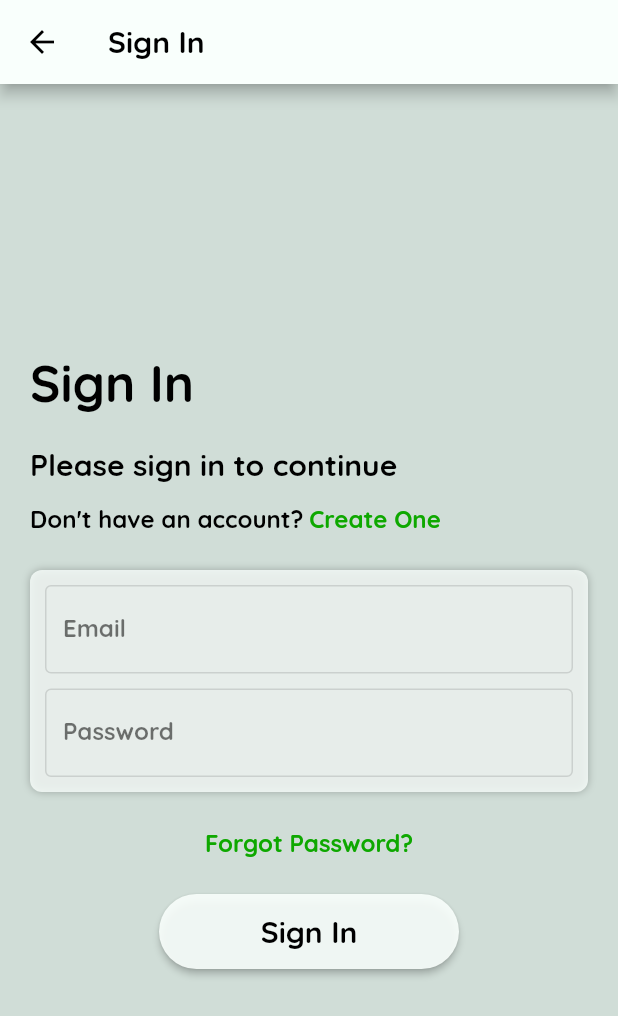
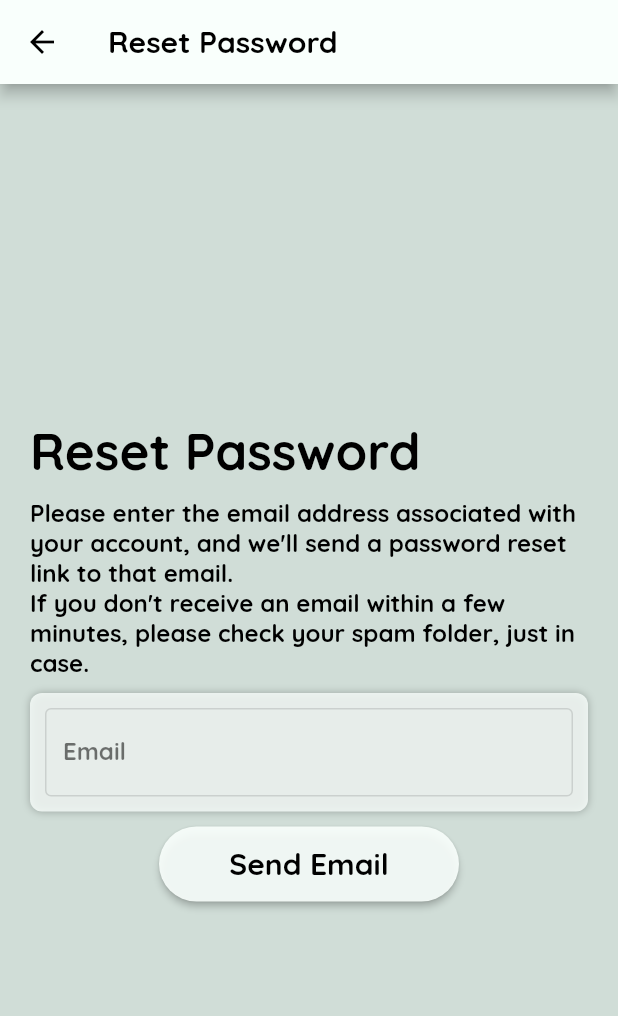
Before and after one commit to JongwonLee123/Easy_Tracker, a Flutter app: the LoginPage screen opened by its route, after a tap on "Create One", after a tap on "Sign In", after a tap on "Forgot Password?", on a phone screen of 412 x 824 dp. Shown: the top 1016 px of the screen. Run offline on Flutter 3.47's test engine with Material 2 defaults, Android fonts, the phone set to English and light mode, and no system bars; our stand-ins replace firebase_auth, firebase_database, flutter_svg; accounts and stored records are empty.

```diff
--- a/lib/main.dart
+++ b/lib/main.dart
@@ -3,14 +3,15 @@ import 'package:firebase_core/firebase_core.dart';
 import 'package:flutter/material.dart';
 
 // Local
-import 'package:easy_tracker/login.dart';
+import 'package:easy_tracker/screens/forgot_password.dart';
 import 'package:easy_tracker/screens/home.dart';
+import 'package:easy_tracker/screens/login.dart';
 import 'package:easy_tracker/screens/main_page.dart';
 import 'package:easy_tracker/screens/profile.dart';
+import 'package:easy_tracker/screens/signup.dart';
 import 'package:easy_tracker/screens/sub_pages/add_edit_page.dart';
 import 'package:easy_tracker/screens/sub_pages/expense_page.dart';
 import 'package:easy_tracker/screens/sub_pages/income_page.dart';
-import 'package:easy_tracker/signup.dart';
 import 'package:easy_tracker/utils/app_user.dart';
 import 'package:easy_tracker/utils/entry_manager.dart';
 import 'package:easy_tracker/utils/themes.dart';
@@ -36,6 +37,7 @@ class MainApp extends StatelessWidget {
         "/": (context) => const WelcomePage(),
         "/Login": (context) => const LoginPage(),
         "/Signup": (context) => const SignupPage(),
+        "/ForgotPassword": (context) => const ForgotPasswordPage(),
         "/Main": (context) {
           final AppUser d = ModalRoute.of(context)?.settings.arguments as AppUser;
           return MainPage(appUser: d); // GO HERE
--- /dev/null
+++ b/lib/screens/forgot_password.dart
@@ -0,0 +1,154 @@
+// 3rd-party Packages
+import 'package:firebase_auth/firebase_auth.dart';
+import 'package:flutter/material.dart';
+
+// Local
+import 'package:easy_tracker/utils/themes.dart';
+import 'package:easy_tracker/widgets/simple_dialog.dart';
+
+// Forgot Password Page
+
+class ForgotPasswordPage extends StatefulWidget {
+  const ForgotPasswordPage({Key? key}): super(key: key);
+
+  @override
+  State<ForgotPasswordPage> createState() => _ForgotPasswordPageState();
+}
+
+class _ForgotPasswordPageState extends State<ForgotPasswordPage> {
+  TextEditingController emailController = TextEditingController();
+
+  Future<bool> sendResetEmail(BuildContext ctx) async {
+    String eml = emailController.text.trim();
+    if (eml.isEmpty) {
+      await showSimpleDialog(
+        ctx,
+        "Please enter the email associated with your account."
+      );
+      return false;
+    }
+
+    bool successful = false;
+    showDialog(
+      context: ctx,
+      barrierDismissible: false,
+      builder: (BuildContext ctx) {
+        return const Center(
+          child: CircularProgressIndicator()
+        );
+      }
+    );
+    try {
+      await FirebaseAuth.instance.sendPasswordResetEmail(
+          email: eml,
+      );
+      successful = true;
+      if (ctx.mounted) {
+        await showSimpleDialog(ctx, "Email was sent to this email address $eml.");
+      }
+    } on FirebaseAuthException catch (e) {
+      await showSimpleDialog(ctx, e.message.toString());
+    }
+
+    if (ctx.mounted) {Navigator.of(ctx).pop();}
+    return successful;
+  }
+
+  @override
+  void dispose() {
+    emailController.dispose();
+    super.dispose();
+  }
+
+  @override
+  Widget build(BuildContext context) {
+    return Scaffold(
+      appBar: AppBar(
+        title: const Text(
+          "Reset Password",
+          style: bodyMedium,
+        ),
+        backgroundColor: fgWhite,
+        leading: BackButton(
+          onPressed: () {
+            Navigator.pop(context, true);
+          },
+          color: Colors.black,
+        ),
+      ),
+      body: Center(
+        child: SingleChildScrollView(
+          child: Container(
+            padding: const EdgeInsets.symmetric(horizontal: 20, vertical: 10),
+            child: Column(
+              mainAxisAlignment: MainAxisAlignment.center,
+              crossAxisAlignment: CrossAxisAlignment.center,
+              children: [
+                Container(
+                  alignment: Alignment.centerLeft,
+                  child: const Text(
+                    "Reset Password",
+                    style: bodyLarge,
+                  ),
+                ),
+                const SizedBox(height: 10),
+                Container(
+                    alignment: Alignment.centerLeft,
+                    child: const Column(
+                      crossAxisAlignment: CrossAxisAlignment.start,
+                      children: [
+                        Text(
+                          "Please enter the email address associated "
+                              "with your account, and we'll send a "
+                              "password reset link to that email.\n"
+                              "If you don't receive an email within "
+                              "a few minutes, please check your "
+                              "spam folder, just in case.",
+                          style: bodySmall,
+                        ),
+                      ],
+                    )
+                ),
+                const SizedBox(height: 10),
+                Container(
+                  width: double.infinity,
+                  padding: const EdgeInsets.all(10),
+                  decoration: ShapeDecoration(
+                    color: fgWhiteTransparent,
+                    shape: RoundedRectangleBorder(borderRadius: BorderRadius.circular(8)),
+                    shadows: const [generalShadow],
+                  ),
+                  child: Column(
+                    children: [
+                      SizedBox(
+                        child: TextField(
+                          controller: emailController,
+                          decoration: customInputDecoWithLabel("Email"),
+                        )
+                      ),
+                    ],
+                  ),
+                ),
+                const SizedBox(height: 10),
+                ElevatedButton(
+                  onPressed: () async {
+                    bool pop = await sendResetEmail(context);
+                    if (pop && context.mounted) {
+                      Navigator.of(context).pop();
+                    }
+                  },
+                  style: mainBtnTheme,
+                  child: const Text(
+                    'Send Email',
+                    textAlign: TextAlign.center,
+                    style: bodyMedium,
+                  ),
+                ),
+              ],
+            ),
+          ),
+        ),
+      )
+    );
+  }
+}
--- a/lib/screens/home.dart
+++ b/lib/screens/home.dart
@@ -97,7 +97,10 @@ class _HomePageState extends State<HomePage> {
               style: bodyMedium,
             ));
         } else if (data.connectionState == ConnectionState.waiting) {
-          return const Center(child: CircularProgressIndicator());
+          return const Center(
+            child: CircularProgressIndicator(
+              color: fgWhite,
+            ));
         } else {
           EntryManager dataManager = data.data as EntryManager;
           return Scaffold(
--- a/lib/signup.dart
+++ b/lib/screens/login.dart
@@ -1,80 +1,86 @@
 // 3rd-party Packages
 import 'package:firebase_auth/firebase_auth.dart';
+import 'package:firebase_database/firebase_database.dart';
 import 'package:flutter/material.dart';
 
 // Local
+import 'package:easy_tracker/utils/app_user.dart';
 import 'package:easy_tracker/utils/themes.dart';
 import 'package:easy_tracker/widgets/simple_dialog.dart';
 
-// Sign Up Page
+// Login Page
 // on error, show pop up, do nothing
-// on successful sign up, return back to WelcomePage by welcome.dart
+// on successful login, proceed to MainPage by main_page.dart
 
-// uses Navigator.pop to go back to WelcomePage
+// uses Navigator.pushReplacementNamed to prevent
+// back button from navigating back to this page
 
-class SignupPage extends StatefulWidget {
-  const SignupPage({Key? key}) : super(key: key);
+class LoginPage extends StatefulWidget {
+  const LoginPage({Key? key}) : super(key: key);
 
   @override
-  State<SignupPage> createState() => _SignupPageState();
+  State<LoginPage> createState() => _LoginPageState();
 }
 
-class _SignupPageState extends State<SignupPage> {
+class _LoginPageState extends State<LoginPage> {
   TextEditingController emailController = TextEditingController();
   TextEditingController passwordController = TextEditingController();
-  TextEditingController confirmController = TextEditingController();
 
-  Future<bool> signUp(BuildContext ctx) async {
+  Future<User?> signIn(BuildContext ctx) async {
     String eml = emailController.text.trim();
     String psd = passwordController.text.trim();
-    String confirmPsd = confirmController.text.trim();
+    User? user;
 
     // protections
     if (eml.isEmpty) {
       await showSimpleDialog(ctx, "Please enter your Email.");
-      return false;
+      return user;
     }
     if (psd.isEmpty) {
       await showSimpleDialog(ctx, "Please enter password.");
-      return false;
-    }
-    if (psd != confirmPsd) {
-      await showSimpleDialog(ctx, "Passwords do not match.");
-      return false;
+      return user;
     }
 
-    bool successful = false;
     showDialog(
       context: ctx,
       barrierDismissible: false,
       builder: (BuildContext ctx) {
-        return const Center(
-          child: CircularProgressIndicator()
-        );
+        return const Center(child: CircularProgressIndicator());
       }
     );
+
     try {
-      await FirebaseAuth.instance.createUserWithEmailAndPassword(
+      FirebaseAuth auth = FirebaseAuth.instance;
+      final UserCredential uC = await auth.signInWithEmailAndPassword(
         email: eml,
         password: psd
       );
-      successful = true;
-      if (ctx.mounted) {
-        await showSimpleDialog(ctx, "Account Successfully Created");
+      user = uC.user;
+      if (user != null) {
+        DatabaseReference ref =
+          FirebaseDatabase.instance.ref("users/${user.uid}");
+        final snapshot = await ref.get();
+        if (!(snapshot.exists)) {
+          await ref.set({"name": user.displayName, "email": user.email});
+        }
+        if (ctx.mounted) {
+          Navigator.of(ctx).pushReplacementNamed("/Main");
+        }
       }
-      return true;
     } on FirebaseAuthException catch (e) {
       await showSimpleDialog(ctx, e.message.toString());
     }
-    if (ctx.mounted) {Navigator.of(ctx).pop();}
-    return successful;
+
+    if (ctx.mounted) {
+      Navigator.of(ctx).pop();
+    }
+    return user;
   }
 
   @override
   void dispose() {
     emailController.dispose();
     passwordController.dispose();
-    confirmController.dispose();
     super.dispose();
   }
 
@@ -83,7 +89,7 @@ class _SignupPageState extends State<SignupPage> {
     return Scaffold(
       appBar: AppBar(
         title: const Text(
-          "Create Account",
+          "Sign In",
           style: bodyMedium,
         ),
         backgroundColor: fgWhite,
@@ -105,7 +111,7 @@ class _SignupPageState extends State<SignupPage> {
                 Container(
                   alignment: Alignment.centerLeft,
                   child: const Text(
-                    "Create Account",
+                    "Sign In",
                     style: bodyLarge,
                   ),
                 ),
@@ -116,25 +122,25 @@ class _SignupPageState extends State<SignupPage> {
                     crossAxisAlignment: CrossAxisAlignment.start,
                     children: [
                       const Text(
-                        "Please create an account",
+                        "Please sign in to continue",
                         style: bodyMedium,
                       ),
                       Row(
                         children: [
                           const Text(
-                            "Already have an account?",
+                            "Don't have an account?",
                             style: bodySmall,
                           ),
                           TextButton(
                             onPressed: () {
                               Navigator.pushReplacementNamed(
                                 context,
-                                "/Login"
+                                "/Signup"
                               );
                             },
                             style: txtBtnTheme,
                             child: const Text(
-                              "Sign In",
+                              "Create One",
                               style: bodySmallGreen,
                             )
                           ),
@@ -168,28 +174,35 @@ class _SignupPageState extends State<SignupPage> {
                           decoration: customInputDecoWithLabel("Password")
                         )
                       ),
-                      const SizedBox(height: 10),
-                      SizedBox(
-                        child: TextField(
-                          controller: confirmController,
-                          obscureText: true,
-                          decoration: customInputDecoWithLabel("Confirm Password")
-                        )
-                      ),
                     ],
                   ),
                 ),
-                const SizedBox(height: 20),
+                const SizedBox(height: 10),
+                TextButton(
+                  onPressed: () {
+                    Navigator.of(context).pushNamed("/ForgotPassword");
+                  },
+                  style: txtBtnTheme,
+                  child: const Text(
+                    "Forgot Password?",
+                    style: bodySmallGreen,
+                  )
+                ),
+                const SizedBox(height: 10),
                 ElevatedButton(
                   onPressed: () async {
-                    bool pop = await signUp(context);
-                    if (pop && context.mounted) {
-                      Navigator.of(context).popUntil(ModalRoute.withName("/"));
+                    final user = await signIn(context);
+                    if (user != null && context.mounted) {
+                      AppUser u = AppUser(
+                        user.uid.toString(),
+                        user.email.toString()
+                      );
+                      Navigator.of(context).pushReplacementNamed("/Main", arguments: u);
                     }
                   },
                   style: mainBtnTheme,
                   child: const Text(
-                    'Sign Up',
+                    'Sign In',
                     textAlign: TextAlign.center,
                     style: bodyMedium,
                   ),
--- a/lib/login.dart
+++ b/lib/screens/signup.dart
@@ -1,86 +1,80 @@
 // 3rd-party Packages
 import 'package:firebase_auth/firebase_auth.dart';
-import 'package:firebase_database/firebase_database.dart';
 import 'package:flutter/material.dart';
 
 // Local
-import 'package:easy_tracker/utils/app_user.dart';
 import 'package:easy_tracker/utils/themes.dart';
 import 'package:easy_tracker/widgets/simple_dialog.dart';
 
-// Login Page
+// Sign Up Page
 // on error, show pop up, do nothing
-// on successful login, proceed to MainPage by main_page.dart
+// on successful sign up, return back to WelcomePage by welcome.dart
 
-// uses Navigator.pushReplacementNamed to prevent
-// back button from navigating back to this page
+// uses Navigator.pop to go back to WelcomePage
 
-class LoginPage extends StatefulWidget {
-  const LoginPage({Key? key}) : super(key: key);
+class SignupPage extends StatefulWidget {
+  const SignupPage({Key? key}) : super(key: key);
 
   @override
-  State<LoginPage> createState() => _LoginPageState();
+  State<SignupPage> createState() => _SignupPageState();
 }
 
-class _LoginPageState extends State<LoginPage> {
+class _SignupPageState extends State<SignupPage> {
   TextEditingController emailController = TextEditingController();
   TextEditingController passwordController = TextEditingController();
+  TextEditingController confirmController = TextEditingController();
 
-  Future<User?> signIn(BuildContext ctx) async {
+  Future<bool> signUp(BuildContext ctx) async {
     String eml = emailController.text.trim();
     String psd = passwordController.text.trim();
-    User? user;
+    String confirmPsd = confirmController.text.trim();
 
     // protections
     if (eml.isEmpty) {
       await showSimpleDialog(ctx, "Please enter your Email.");
-      return user;
+      return false;
     }
     if (psd.isEmpty) {
       await showSimpleDialog(ctx, "Please enter password.");
-      return user;
+      return false;
+    }
+    if (psd != confirmPsd) {
+      await showSimpleDialog(ctx, "Passwords do not match.");
+      return false;
     }
 
+    bool successful = false;
     showDialog(
       context: ctx,
       barrierDismissible: false,
       builder: (BuildContext ctx) {
-        return const Center(child: CircularProgressIndicator());
+        return const Center(
+          child: CircularProgressIndicator()
+        );
       }
     );
-
     try {
-      FirebaseAuth auth = FirebaseAuth.instance;
-      final UserCredential uC = await auth.signInWithEmailAndPassword(
+      await FirebaseAuth.instance.createUserWithEmailAndPassword(
         email: eml,
         password: psd
       );
-      user = uC.user;
-      if (user != null) {
-        DatabaseReference ref =
-          FirebaseDatabase.instance.ref("users/${user.uid}");
-        final snapshot = await ref.get();
-        if (!(snapshot.exists)) {
-          await ref.set({"name": user.displayName, "email": user.email});
-        }
-        if (ctx.mounted) {
-          Navigator.of(ctx).pushReplacementNamed("/Main");
-        }
+      successful = true;
+      if (ctx.mounted) {
+        await showSimpleDialog(ctx, "Account Successfully Created.");
       }
+      return true;
     } on FirebaseAuthException catch (e) {
       await showSimpleDialog(ctx, e.message.toString());
     }
-
-    if (ctx.mounted) {
-      Navigator.of(ctx).pop();
-    }
-    return user;
+    if (ctx.mounted) {Navigator.of(ctx).pop();}
+    return successful;
   }
 
   @override
   void dispose() {
     emailController.dispose();
     passwordController.dispose();
+    confirmController.dispose();
     super.dispose();
   }
 
@@ -89,7 +83,7 @@ class _LoginPageState extends State<LoginPage> {
     return Scaffold(
       appBar: AppBar(
         title: const Text(
-          "Sign In",
+          "Create Account",
           style: bodyMedium,
         ),
         backgroundColor: fgWhite,
@@ -111,7 +105,7 @@ class _LoginPageState extends State<LoginPage> {
                 Container(
                   alignment: Alignment.centerLeft,
                   child: const Text(
-                    "Sign In",
+                    "Create Account",
                     style: bodyLarge,
                   ),
                 ),
@@ -122,25 +116,25 @@ class _LoginPageState extends State<LoginPage> {
                     crossAxisAlignment: CrossAxisAlignment.start,
                     children: [
                       const Text(
-                        "Please sign in to continue",
+                        "Please create an account",
                         style: bodyMedium,
                       ),
                       Row(
                         children: [
                           const Text(
-                            "Don't have an account?",
+                            "Already have an account?",
                             style: bodySmall,
                           ),
                           TextButton(
                             onPressed: () {
                               Navigator.pushReplacementNamed(
                                 context,
-                                "/Signup"
+                                "/Login"
                               );
                             },
                             style: txtBtnTheme,
                             child: const Text(
-                              "Create One",
+                              "Sign In",
                               style: bodySmallGreen,
                             )
                           ),
@@ -174,33 +168,28 @@ class _LoginPageState extends State<LoginPage> {
                           decoration: customInputDecoWithLabel("Password")
                         )
                       ),
+                      const SizedBox(height: 10),
+                      SizedBox(
+                        child: TextField(
+                          controller: confirmController,
+                          obscureText: true,
+                          decoration: customInputDecoWithLabel("Confirm Password")
+                        )
+                      ),
                     ],
                   ),
                 ),
-                const SizedBox(height: 10),
-                TextButton(
-                  onPressed: () {},
-                  style: txtBtnTheme,
-                  child: const Text(
-                    "Forgot Password?",
-                    style: bodySmallGreen,
-                  )
-                ),
-                const SizedBox(height: 10),
+                const SizedBox(height: 20),
                 ElevatedButton(
                   onPressed: () async {
-                    final user = await signIn(context);
-                    if (user != null && context.mounted) {
-                      AppUser u = AppUser(
-                        user.uid.toString(),
-                        user.displayName.toString(), user.email.toString()
-                      );
-                      Navigator.of(context).pushReplacementNamed("/Main", arguments: u);
+                    bool pop = await signUp(context);
+                    if (pop && context.mounted) {
+                      Navigator.of(context).popUntil(ModalRoute.withName("/"));
                     }
                   },
                   style: mainBtnTheme,
                   child: const Text(
-                    'Sign In',
+                    'Sign Up',
                     textAlign: TextAlign.center,
                     style: bodyMedium,
                   ),
--- a/lib/utils/app_user.dart
+++ b/lib/utils/app_user.dart
@@ -2,10 +2,26 @@
 // this will exist throughout the app
 // as long as the user does not Sign Out.
 
+import 'package:firebase_auth/firebase_auth.dart';
+import 'package:firebase_database/firebase_database.dart';
+
 class AppUser {
   String uid;
-  String? name;
   String email;
+  String? name = "";
 
-  AppUser(this.uid, this.name, this.email);
+  AppUser(this.uid, this.email);
+
+  Future<void> loadData() async {
+    DatabaseReference ref = FirebaseDatabase.instance.ref("users/$uid");
+    final snapE = await ref.child("email").get();
+    if (snapE.exists) {
+      email = snapE.value.toString();
+    }
+
+    final snapN = await ref.child("username").get();
+    if (snapN.exists) {
+      name = snapN.value.toString();
+    }
+  }
 }
```
Also changed, not shown: lib/screens/profile.dart (+82 -7 lines), lib/utils/themes.dart (+12 -0 lines).
